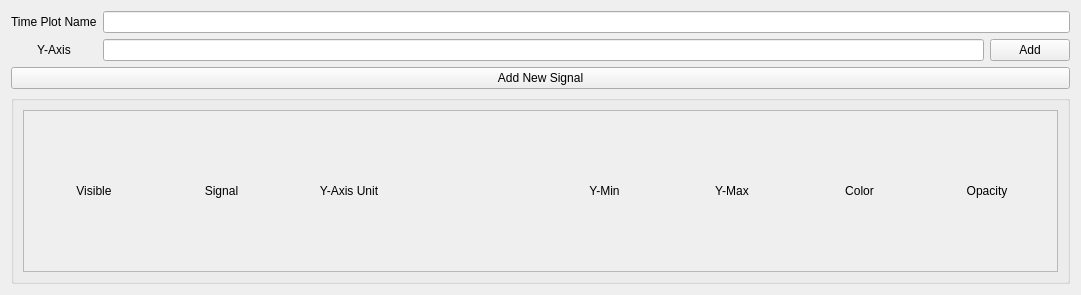
Above: Codes/TimePlotsEditMenu.ui from lisazacarias/PyStripTool before the change. Below: the same form after it.
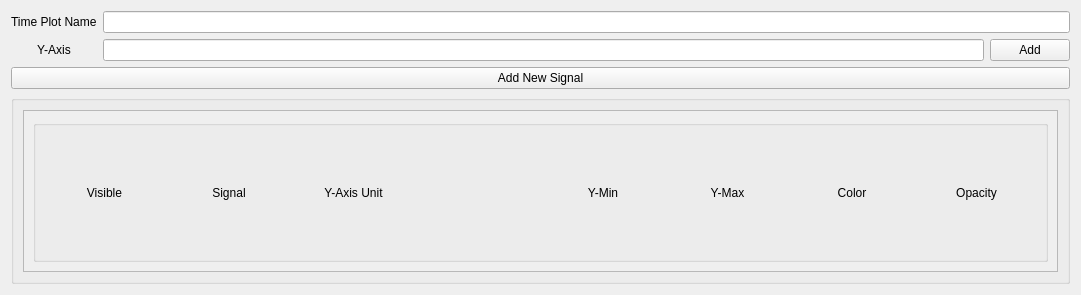
That is the form after the change.

Commit message: Renamed important files, organized directory, added group box to time plot edit menu labels.

```diff
--- a/Codes/TimePlotsEditMenu.ui
+++ b/Codes/TimePlotsEditMenu.ui
@@ -74,7 +74,23 @@
          <layout class="QGridLayout" name="gridLayout_4">
           <item row="1" column="0">
            <layout class="QGridLayout" name="signals_scroll_layout">
-            <item row="0" column="1">
+            <item row="0" column="0">
+             <widget class="QGroupBox" name="Labels_group_box">
+              <property name="title">
+               <string/>
+              </property>
+              <layout class="QHBoxLayout" name="horizontalLayout">
+               <item>
+                <widget class="QLabel" name="visible_label">
+                 <property name="text">
+                  <string>Visible</string>
+                 </property>
+                 <property name="alignment">
+                  <set>Qt::AlignCenter</set>
+                 </property>
+                </widget>
+               </item>
+               <item>
              <widget class="QLabel" name="signal_label">
               <property name="text">
                <string>Signal</string>
@@ -84,7 +100,34 @@
               </property>
              </widget>
             </item>
-            <item row="0" column="5">
+               <item>
+                <widget class="QLabel" name="y_axis_unit_label">
+                 <property name="text">
+                  <string>Y-Axis Unit</string>
+                 </property>
+                 <property name="alignment">
+                  <set>Qt::AlignCenter</set>
+                 </property>
+                </widget>
+               </item>
+               <item>
+                <widget class="QLabel" name="AutoScale_spacer_label">
+                 <property name="text">
+                  <string/>
+                 </property>
+                </widget>
+               </item>
+               <item>
+                <widget class="QLabel" name="y_min_label">
+                 <property name="text">
+                  <string>Y-Min</string>
+                 </property>
+                 <property name="alignment">
+                  <set>Qt::AlignCenter</set>
+                 </property>
+                </widget>
+               </item>
+               <item>
              <widget class="QLabel" name="y_max_label">
               <property name="text">
                <string>Y-Max</string>
@@ -94,34 +137,7 @@
               </property>
              </widget>
             </item>
-            <item row="0" column="3">
-             <widget class="QLabel" name="label">
-              <property name="text">
-               <string/>
-              </property>
-             </widget>
-            </item>
-            <item row="0" column="0">
-             <widget class="QLabel" name="visible_label">
-              <property name="text">
-               <string>Visible</string>
-              </property>
-              <property name="alignment">
-               <set>Qt::AlignCenter</set>
-              </property>
-             </widget>
-            </item>
-            <item row="0" column="7">
-             <widget class="QLabel" name="opacity_label">
-              <property name="text">
-               <string>Opacity</string>
-              </property>
-              <property name="alignment">
-               <set>Qt::AlignCenter</set>
-              </property>
-             </widget>
-            </item>
-            <item row="0" column="6">
+               <item>
              <widget class="QLabel" name="color_label">
               <property name="text">
                <string>Color</string>
@@ -131,24 +147,17 @@
               </property>
              </widget>
             </item>
-            <item row="0" column="4">
-             <widget class="QLabel" name="y_min_label">
+               <item>
+                <widget class="QLabel" name="opacity_label">
               <property name="text">
-               <string>Y-Min</string>
+                  <string>Opacity</string>
               </property>
               <property name="alignment">
                <set>Qt::AlignCenter</set>
               </property>
              </widget>
             </item>
-            <item row="0" column="2">
-             <widget class="QLabel" name="y_axis_unit_label">
-              <property name="text">
-               <string>Y-Axis Unit</string>
-              </property>
-              <property name="alignment">
-               <set>Qt::AlignCenter</set>
-              </property>
+              </layout>
              </widget>
             </item>
            </layout>
```
Left out of the diff: 26 changed lines with no effect on the pictures. Lines whose indentation alone changed are shown as unchanged. The commit also changes 8 other files.
